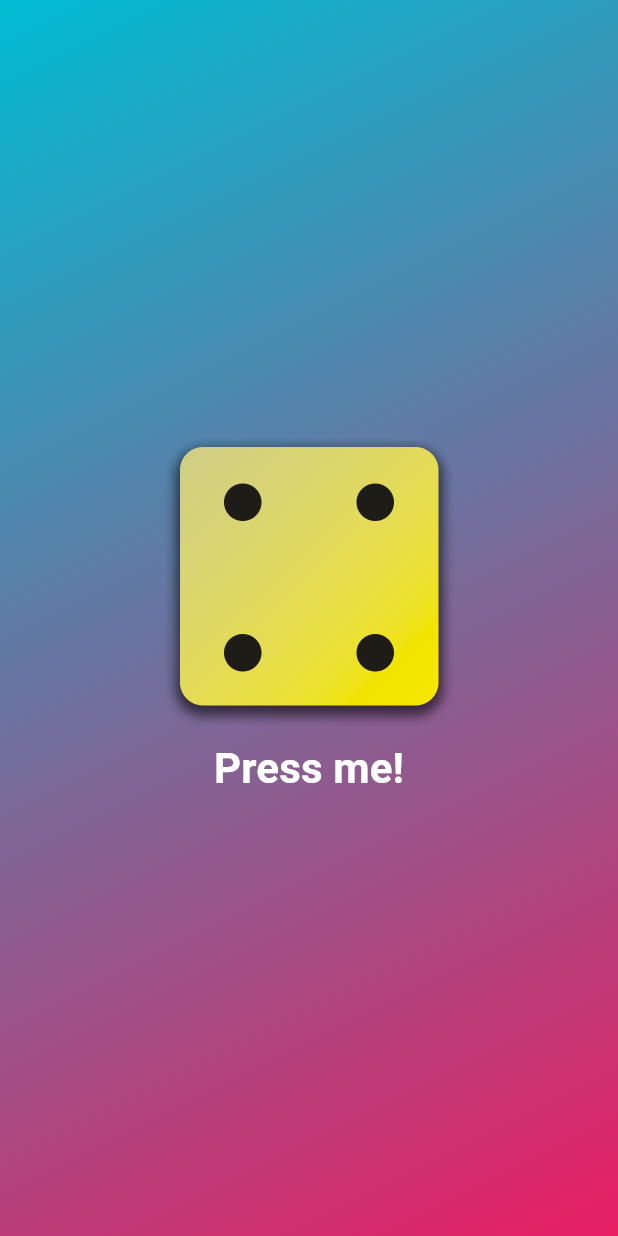
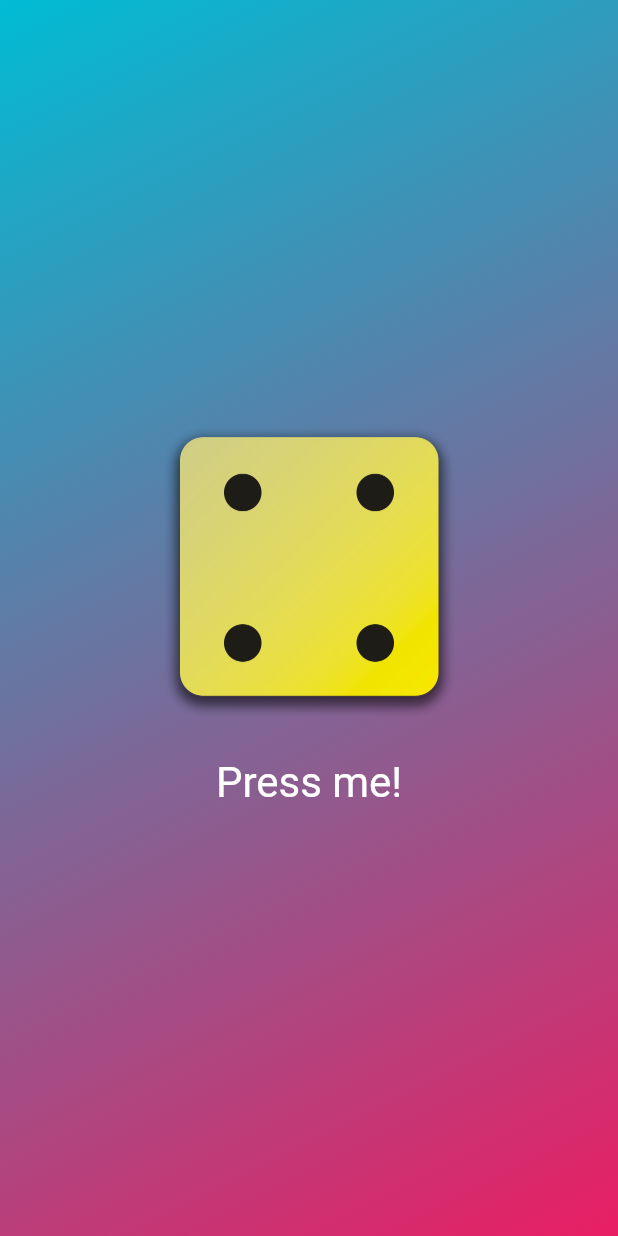
Before and after one commit to eacardenase/flutter_dice, a Flutter app: the screen it shows after launch, on a phone screen of 412 x 824 dp. Run offline on Flutter 3.47's test engine with Material 3 defaults, Android fonts, the phone set to English and light mode, and no system bars.

Commit message:
feat: style text button and use sized box for spacing

```diff
--- a/lib/widgets/gradient_container.dart
+++ b/lib/widgets/gradient_container.dart
@@ -1,4 +1,3 @@
-import 'package:dice_app/widgets/styled_text.dart';
 import 'package:flutter/material.dart';
 
 class GradientContainer extends StatelessWidget {
@@ -24,15 +23,25 @@ class GradientContainer extends StatelessWidget {
       )),
       child: Center(
         child: Column(
-          mainAxisAlignment: MainAxisAlignment.center,
+          // mainAxisAlignment: MainAxisAlignment.center,
+          mainAxisSize: MainAxisSize.min,
           children: [
             Image.asset(
               "assets/images/dice-4.png",
               width: 200,
             ),
+            const SizedBox(
+              height: 20,
+            ),
             TextButton(
               onPressed: rollDice,
-              child: const StyledText("Press me!"),
+              style: TextButton.styleFrom(
+                foregroundColor: Colors.white,
+                textStyle: const TextStyle(
+                  fontSize: 28,
+                ),
+              ),
+              child: const Text("Press me!"),
             )
           ],
         ),
--- a/pubspec.yaml
+++ b/pubspec.yaml
@@ -58,7 +58,7 @@ flutter:
 
   # To add assets to your application, add an assets section, like this:
   assets:
-    - assets/images
+    - assets/images/
 
   # An image asset can refer to one or more resolution-specific "variants", see
   # https://flutter.dev/assets-and-images/#resolution-aware
```
